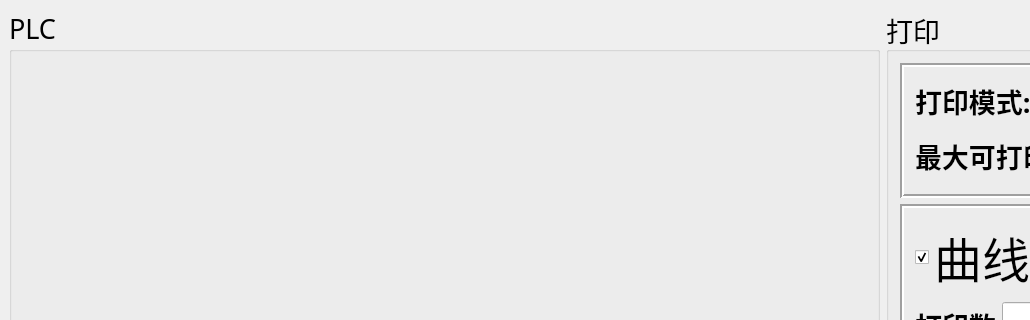
Before: the Qt Designer form PRT/PRT.ui in DR-Pharm/QPrinter, drawn with Qt 5; both pictures show x 0 to 1030 and y 0 to 320 of the 1280 by 800 pixel window.
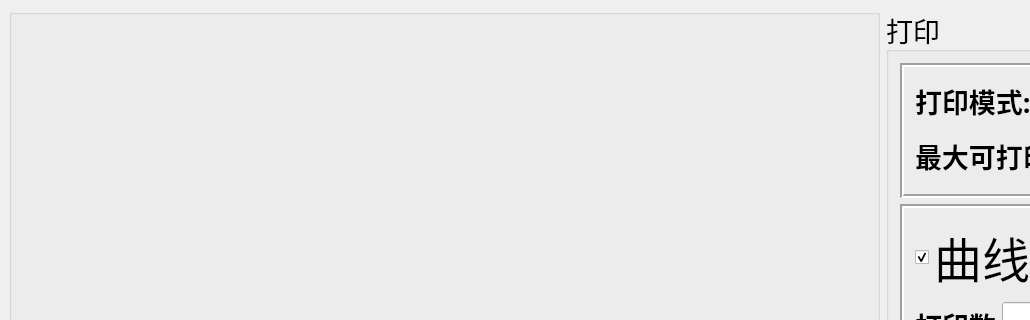
After: the same form once the commit is applied.

```diff
--- a/PRT/PRT.ui
+++ b/PRT/PRT.ui
@@ -57,7 +57,7 @@
      </font>
     </property>
     <property name="title">
-     <string>PLC</string>
+     <string/>
     </property>
     <property name="flat">
      <bool>false</bool>
@@ -67,14 +67,14 @@
       <widget class="QWidget" name="widget" native="true">
        <property name="minimumSize">
         <size>
-         <width>851</width>
-         <height>734</height>
+         <width>0</width>
+         <height>0</height>
         </size>
        </property>
        <property name="maximumSize">
         <size>
-         <width>851</width>
-         <height>734</height>
+         <width>900</width>
+         <height>900</height>
         </size>
        </property>
       </widget>
```
